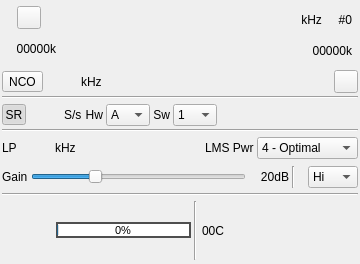
The window that plugins/samplesink/xtrxoutput/xtrxoutputgui.ui (f4exb/sdrangel) describes before a commit, drawn with Qt 5.
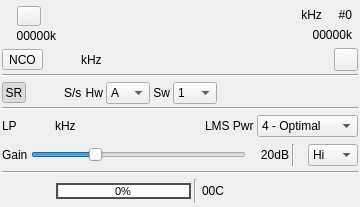
The same window after the commit. Icons and pictures are not drawn. Custom widgets are drawn as their Qt base class.

The edit to the form file:
```diff
--- a/plugins/samplesink/xtrxoutput/xtrxoutputgui.ui
+++ b/plugins/samplesink/xtrxoutput/xtrxoutputgui.ui
@@ -7,11 +7,11 @@
     <x>0</x>
     <y>0</y>
     <width>360</width>
-    <height>264</height>
+    <height>207</height>
    </rect>
   </property>
   <property name="sizePolicy">
-   <sizepolicy hsizetype="Minimum" vsizetype="Minimum">
+   <sizepolicy hsizetype="Fixed" vsizetype="Fixed">
     <horstretch>0</horstretch>
     <verstretch>0</verstretch>
    </sizepolicy>
@@ -19,7 +19,13 @@
   <property name="minimumSize">
    <size>
     <width>360</width>
-    <height>0</height>
+    <height>207</height>
+   </size>
+  </property>
+  <property name="maximumSize">
+   <size>
+    <width>360</width>
+    <height>207</height>
    </size>
   </property>
   <property name="font">
@@ -880,17 +886,17 @@
   </layout>
  </widget>
  <customwidgets>
+  <customwidget>
+   <class>ButtonSwitch</class>
+   <extends>QToolButton</extends>
+   <header>gui/buttonswitch.h</header>
+  </customwidget>
   <customwidget>
    <class>ValueDial</class>
    <extends>QWidget</extends>
    <header>gui/valuedial.h</header>
    <container>1</container>
   </customwidget>
-  <customwidget>
-   <class>ButtonSwitch</class>
-   <extends>QToolButton</extends>
-   <header>gui/buttonswitch.h</header>
-  </customwidget>
   <customwidget>
    <class>ValueDialZ</class>
    <extends>QWidget</extends>
```
